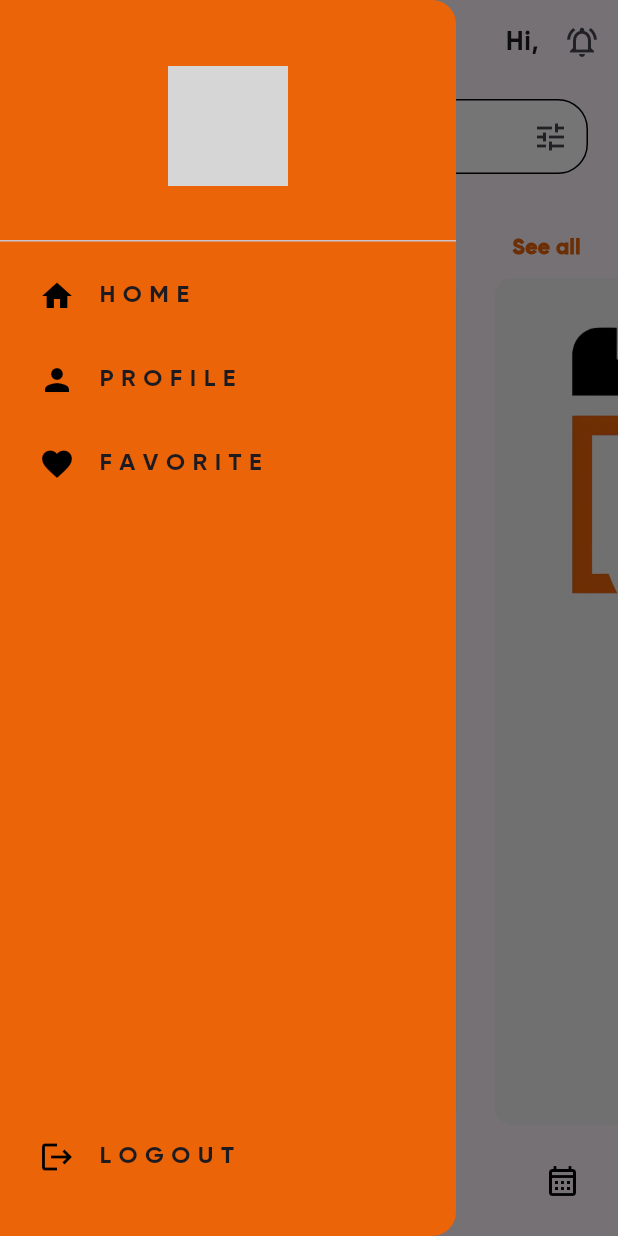
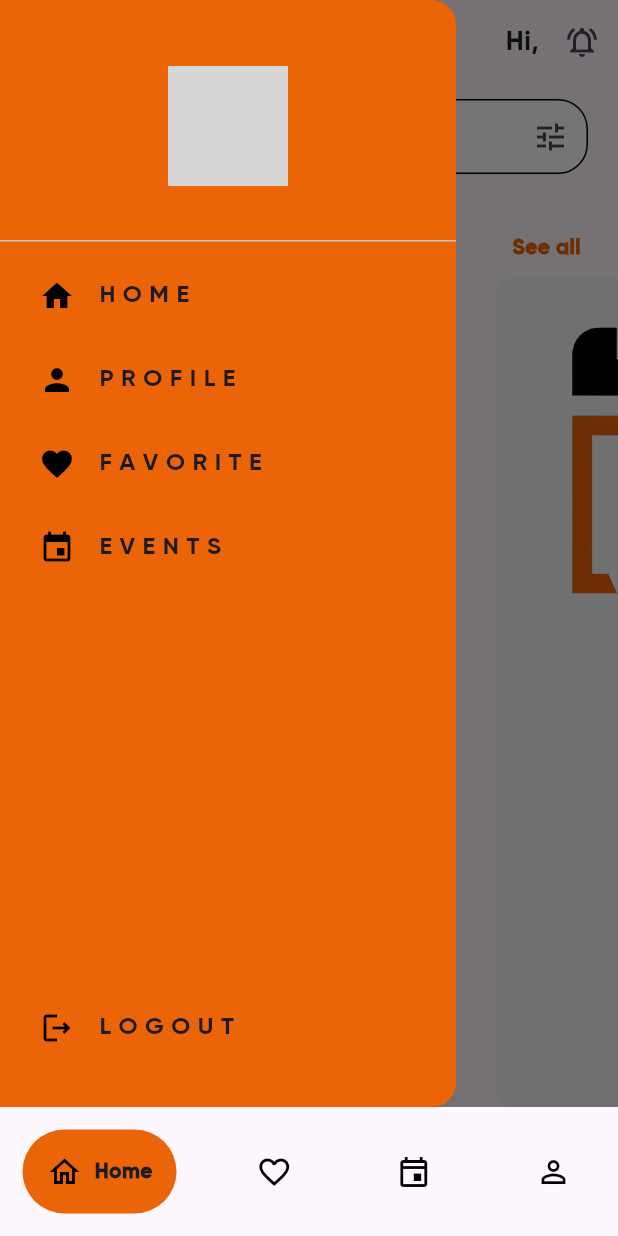
Before and after one commit to SalehShalab87/eventro, a Flutter app: the AuthPage screen opened by its route, with the side drawer open, on a phone screen of 412 x 824 dp. Run offline on Flutter 3.47's test engine with Material 3 defaults, Android fonts, the phone set to English and light mode, and no system bars; drawn by our look-alikes of google_nav_bar; our stand-ins replace firebase_auth, firebase_core, google_fonts, google_sign_in, shared_preferences, smooth_page_indicator; missing offline and left inert: flutter_facebook_auth; accounts and stored records are empty; network calls fail; grey boxes are pictures that could not be loaded.

Commit message:
nice progress in the nav bar and drawer update now to the main function of the app

```diff
--- a/lib/components/drawer.dart
+++ b/lib/components/drawer.dart
@@ -6,12 +6,14 @@ class MyDrawer extends StatefulWidget {
   final Function()? onProfileTap;
   final Function()? onSignOutTap;
   final Function()? onFavoriteTap;
+  final Function()? onEventsTap;
 
   const MyDrawer({
     super.key,
     required this.onProfileTap,
     required this.onSignOutTap,
     required this.onFavoriteTap,
+    required this.onEventsTap,
   });
 
   @override
@@ -60,12 +62,17 @@ class _MyDrawerState extends State<MyDrawer> {
                 text: 'F A V O R I T E',
                 onTap: widget.onFavoriteTap,
               ),
+              MyListTile(
+                icon: Icons.event,
+                text: 'E V E N T S',
+                onTap: widget.onEventsTap,
+              ),
             ],
           ),
           Padding(
             padding: const EdgeInsets.only(bottom: 25),
             child: MyListTile(
-              icon: Icons.logout,
+              icon: Icons.logout_outlined,
               text: 'L O G O U T',
               onTap: widget.onSignOutTap,
             ),
--- a/lib/components/event_deatails.dart
+++ b/lib/components/event_deatails.dart
@@ -1,5 +1,3 @@
-import 'package:flutter/material.dart';
-
 class Event {
   final String name;
   final String imagePath;
--- a/lib/components/event_tile.dart
+++ b/lib/components/event_tile.dart
@@ -1,3 +1,5 @@
+// ignore_for_file: must_be_immutable
+
 import 'package:eventro/components/event_deatails.dart';
 import 'package:flutter/material.dart';
 
@@ -7,7 +9,7 @@ class EventTile extends StatelessWidget {
   @override
   Widget build(BuildContext context) {
     return Container(
-      margin: EdgeInsets.only(left: 25),
+      margin: const EdgeInsets.only(left: 25),
       width: 280,
       decoration: BoxDecoration(
         color: Colors.grey[100],
--- a/lib/components/nav_bar.dart
+++ /dev/null
@@ -1,24 +0,0 @@
-import 'package:flutter/material.dart';
-import 'package:google_nav_bar/google_nav_bar.dart';
-
-class MyNavBar extends StatelessWidget {
-  const MyNavBar({super.key});
-
-  @override
-  Widget build(BuildContext context) {
-    return Container(
-      child: const GNav(
-        tabs: [
-          GButton(
-            icon: Icons.home_outlined,
-            text: 'HOME',
-          ),
-          GButton(
-            icon: Icons.calendar_month_outlined,
-            text: 'EVENTS',
-          ),
-        ],
-      ),
-    );
-  }
-}
--- a/lib/pages/auth_page.dart
+++ b/lib/pages/auth_page.dart
@@ -1,5 +1,5 @@
-import 'package:eventro/pages/home_page.dart';
 import 'package:eventro/pages/login_page.dart';
+import 'package:eventro/pages/main_Page.dart';
 import 'package:firebase_auth/firebase_auth.dart';
 import 'package:flutter/material.dart';
 
@@ -16,11 +16,11 @@ class AuthPage extends StatelessWidget {
         builder: (context, snapshot) {
           //is the user loged in
           if (snapshot.hasData) {
-            return const HomePage();
+            return const MainPage();
           }
 
           //is the user not loged in
-          else{
+          else {
             return const LoginPage();
           }
         },
--- /dev/null
+++ b/lib/pages/event_page.dart
@@ -0,0 +1,14 @@
+import 'package:flutter/material.dart';
+
+class EventsPage extends StatelessWidget {
+  const EventsPage({super.key});
+
+  @override
+  Widget build(BuildContext context) {
+    return Scaffold(
+      appBar: AppBar(
+        title: const Text('Events'),
+      ),
+    );
+  }
+}
--- a/lib/pages/home_page.dart
+++ b/lib/pages/home_page.dart
@@ -1,7 +1,7 @@
 import 'package:eventro/components/event_deatails.dart';
 import 'package:eventro/components/event_tile.dart';
 import 'package:eventro/components/my_textfield.dart';
-import 'package:eventro/components/nav_bar.dart';
+import 'package:eventro/pages/event_page.dart';
 import 'package:flutter/material.dart';
 import 'package:eventro/components/drawer.dart';
 import 'package:eventro/pages/NotificationPage.dart';
@@ -67,13 +67,25 @@ class _HomePageState extends State<HomePage> {
     );
   }
 
+  //navigate to the events Page
+  goToEventsPage() {
+    // Pop the drawer
+    Navigator.pop(context);
+    // Go to notification page
+    Navigator.push(
+      context,
+      MaterialPageRoute(builder: (context) => const EventsPage()),
+    );
+  }
+
   @override
   Widget build(BuildContext context) {
     return Scaffold(
       drawer: MyDrawer(
         onProfileTap: goToUserProfile,
+        onFavoriteTap: goToFavoritePage,
+        onEventsTap: goToEventsPage,
         onSignOutTap: () => _signOut(context),
-        onFavoriteTap: goToFavoritePage,
       ),
       appBar: AppBar(
         elevation: 0.0,
@@ -135,7 +147,6 @@ class _HomePageState extends State<HomePage> {
           // hot picks
         ],
       ),
-      bottomNavigationBar: MyNavBar(),
     );
   }
 }
--- /dev/null
+++ b/lib/pages/main_page.dart
@@ -0,0 +1,70 @@
+// ignore_for_file: file_names
+import 'package:eventro/pages/event_page.dart';
+import 'package:eventro/pages/favorite_page.dart';
+import 'package:eventro/pages/home_page.dart';
+import 'package:eventro/pages/profile_page.dart';
+import 'package:flutter/material.dart';
+import 'package:google_nav_bar/google_nav_bar.dart';
+
+class MainPage extends StatefulWidget {
+  const MainPage({super.key});
+
+  @override
+  State<MainPage> createState() => _MainPageState();
+}
+
+// page index
+int _currnetindex = 0;
+
+//list for the nav bar
+List<Widget> _pages = <Widget>[
+  //home Page
+  const HomePage(),
+  //favorite Page
+  const FavoritePage(),
+  //events Page
+  const EventsPage(),
+  //profile Page
+  const ProfilePage(),
+];
+
+class _MainPageState extends State<MainPage> {
+  @override
+  Widget build(BuildContext context) {
+    return Scaffold(
+      body: SafeArea(child: _pages.elementAt(_currnetindex)),
+      bottomNavigationBar: Padding(
+        padding: const EdgeInsets.symmetric(vertical: 15, horizontal: 15),
+        child: GNav(
+          tabBackgroundColor: const Color(0xffEC6408),
+          padding: const EdgeInsets.all(16),
+          gap: 8,
+          selectedIndex: _currnetindex,
+          onTabChange: (index) {
+            setState(() {
+              _currnetindex = index;
+            });
+          },
+          tabs: const [
+            GButton(
+              icon: Icons.home_outlined,
+              text: 'Home',
+            ),
+            GButton(
+              icon: Icons.favorite_outline_outlined,
+              text: 'Favor',
+            ),
+            GButton(
+              icon: Icons.event_outlined,
+              text: 'Events',
+            ),
+            GButton(
+              icon: Icons.person_outline,
+              text: 'Profile',
+            )
+          ],
+        ),
+      ),
+    );
+  }
+}
```
